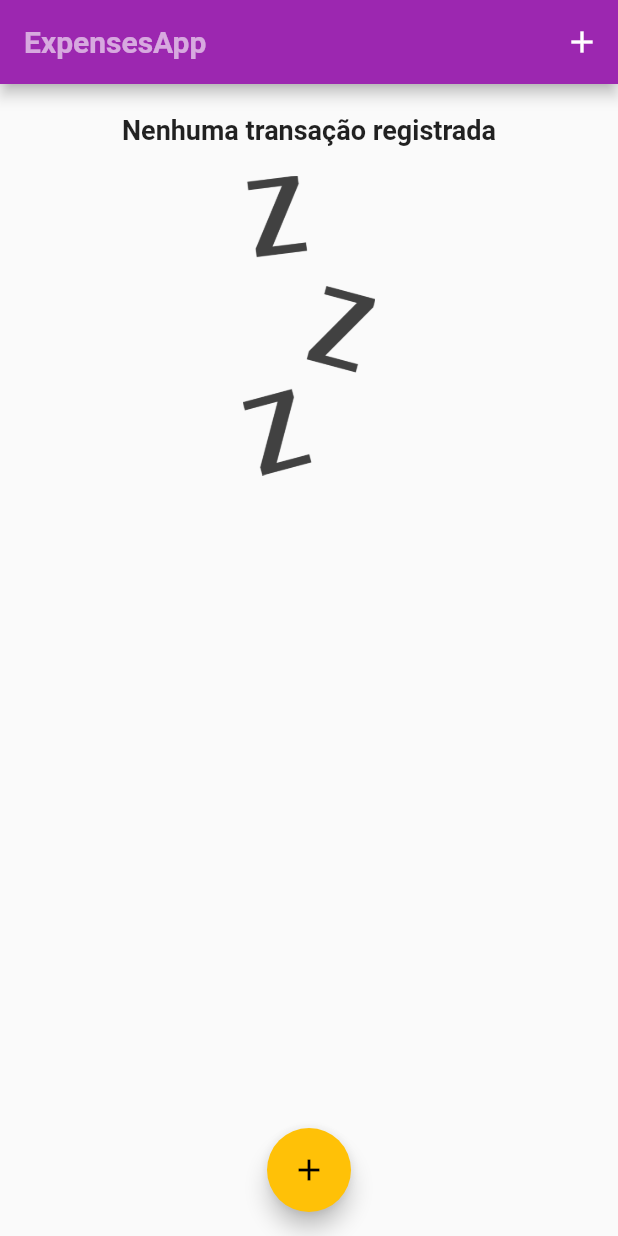
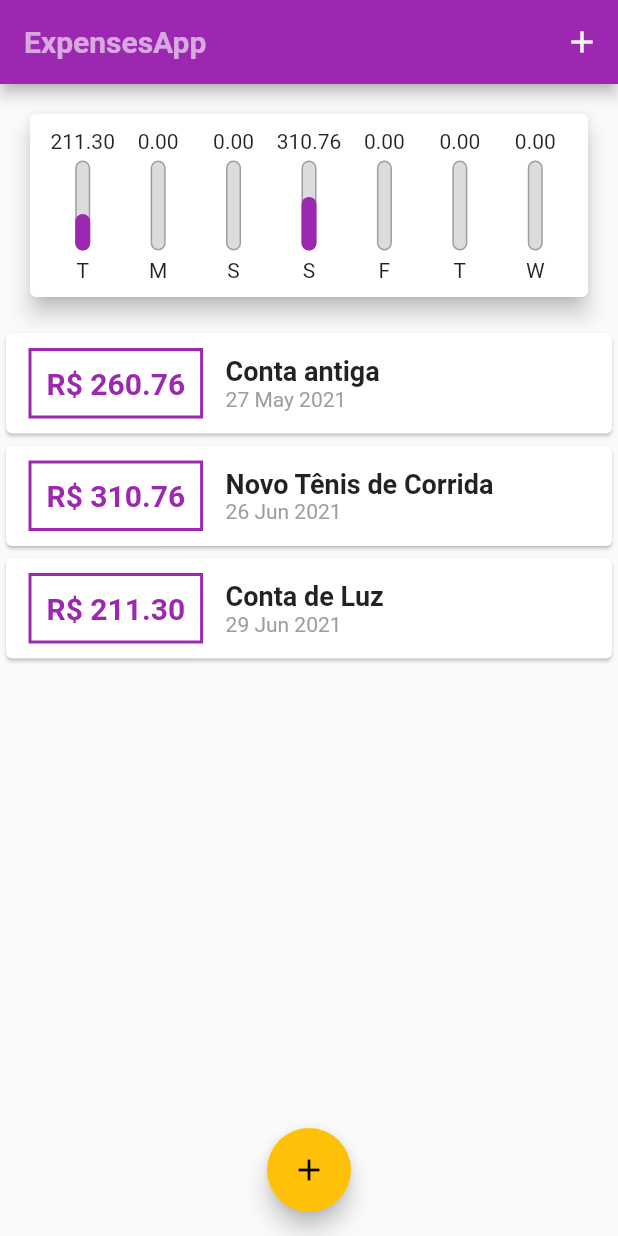
Before and after one commit to rpajf/flutter-expenses, a Flutter app: the screen it shows after launch, on a phone screen of 412 x 824 dp. Run offline on Flutter 3.47's test engine with Material 2 defaults, Android fonts, the phone set to English and light mode, and no system bars; our stand-ins replace rflutter_alert; Roboto replaces fonts that are missing (OpenSans).

Commit message:
Chart bar with daily expenses

```diff
--- /dev/null
+++ b/lib/components/chart.dart
@@ -0,0 +1,68 @@
+import 'package:flutter/material.dart';
+import 'package:intl/intl.dart';
+
+import './chart_bar.dart';
+import '../models/transaction.dart';
+
+class Chart extends StatelessWidget {
+  final List<Transaction> recentTransaction;
+
+  Chart(this.recentTransaction);
+
+  List<Map<String, Object>> get groupedTransactions {
+    return List.generate(7, (index) {
+      final weekDay = DateTime.now().subtract(
+        Duration(days: index),
+      );
+      double totalSum = 0.0;
+
+      for (var i = 0; i < recentTransaction.length; i++) {
+        bool sameDay = recentTransaction[i].date.day == weekDay.day;
+        bool sameMonth = recentTransaction[i].date.month == weekDay.month;
+
+        bool sameYear = recentTransaction[i].date.year == weekDay.year;
+
+        if (sameDay && sameMonth && sameYear) {
+          totalSum += recentTransaction[i].value;
+        }
+      }
+
+      return {
+        //sigla do dia da semana
+        'day': DateFormat.E().format(weekDay)[0],
+        'value': totalSum,
+      };
+    });
+  }
+
+  double get _weekTotalValue {
+    //reduce
+    return groupedTransactions.fold(0.0, (sum, tr) {
+      return sum + (tr['value'] as double);
+    });
+  }
+
+  @override
+  Widget build(BuildContext context) {
+    return Card(
+      elevation: 6,
+      margin: EdgeInsets.all(20),
+      child: Padding(
+        padding: const EdgeInsets.all(10),
+        child: Row(
+            mainAxisAlignment: MainAxisAlignment.spaceEvenly,
+            children: groupedTransactions.map((tr) {
+              return Flexible(
+                fit: FlexFit.tight,
+                child: ChartBar(
+                  label: tr['day'].toString(),
+                  value: double.parse(tr['value'].toString()),
+                  percentage:
+                      double.parse(tr['value'].toString()) / _weekTotalValue,
+                ),
+              );
+            }).toList()),
+      ),
+    );
+  }
+}
--- /dev/null
+++ b/lib/components/chart_bar.dart
@@ -0,0 +1,47 @@
+import 'package:flutter/material.dart';
+
+class ChartBar extends StatelessWidget {
+  final String label;
+  final double value;
+  final double percentage;
+
+  ChartBar({
+    required this.label,
+    required this.value,
+    required this.percentage,
+  });
+  @override
+  Widget build(BuildContext context) {
+    return Column(
+      children: <Widget>[
+        FittedBox(child: Text('${value.toStringAsFixed(2)}')),
+        SizedBox(height: 5),
+        Container(
+          height: 60,
+          width: 10,
+          child: Stack(
+            alignment: Alignment.bottomCenter,
+            children: <Widget>[
+              Container(
+                decoration: BoxDecoration(
+                    border: Border.all(color: Colors.grey, width: 1.0),
+                    color: Color.fromRGBO(220, 220, 220, 1),
+                    borderRadius: BorderRadius.circular(5)),
+              ),
+              FractionallySizedBox(
+                heightFactor: percentage,
+                child: Container(
+                  decoration: BoxDecoration(
+                      color: Theme.of(context).primaryColor,
+                      borderRadius: BorderRadius.circular(5)),
+                ),
+              )
+            ],
+          ),
+        ),
+        SizedBox(height: 5),
+        Text(label)
+      ],
+    );
+  }
+}
--- a/lib/main.dart
+++ b/lib/main.dart
@@ -1,5 +1,6 @@
 import 'dart:math';
 
+import 'package:expenses_app/components/chart.dart';
 import 'package:expenses_app/models/transaction.dart';
 import 'package:flutter/material.dart';
 
@@ -41,19 +42,32 @@ class MyHomePage extends StatefulWidget {
 
 class _MyHomePageState extends State<MyHomePage> {
   final List<Transaction> _transactions = [
-    // Transaction(
-    //   id: 't1',
-    //   title: 'Novo Tênis de Corrida',
-    //   value: 310.76,
-    //   date: DateTime.now(),
-    // ),
-    // Transaction(
-    //   id: 't2',
-    //   title: 'Conta de Luz',
-    //   value: 211.30,
-    //   date: DateTime.now(),
-    // ),
+    Transaction(
+      id: 't0',
+      title: 'Conta antiga',
+      value: 260.76,
+      date: DateTime.now().subtract(Duration(days: 33)),
+    ),
+    Transaction(
+      id: 't1',
+      title: 'Novo Tênis de Corrida',
+      value: 310.76,
+      date: DateTime.now().subtract(Duration(days: 3)),
+    ),
+    Transaction(
+      id: 't2',
+      title: 'Conta de Luz',
+      value: 211.30,
+      date: DateTime.now(),
+    ),
   ];
+  List<Transaction> get _recentTransactions {
+    return _transactions.where((tr) {
+      return tr.date.isAfter(DateTime.now().subtract(
+        Duration(days: 10),
+      ));
+    }).toList();
+  }
 
   _addTransaction(String title, double value) {
     final newTransaction = Transaction(
@@ -92,6 +106,7 @@ class _MyHomePageState extends State<MyHomePage> {
         child: Column(
           crossAxisAlignment: CrossAxisAlignment.center,
           children: <Widget>[
+            Chart(_recentTransactions),
             Container(
               width: double.infinity,
             ),
```
